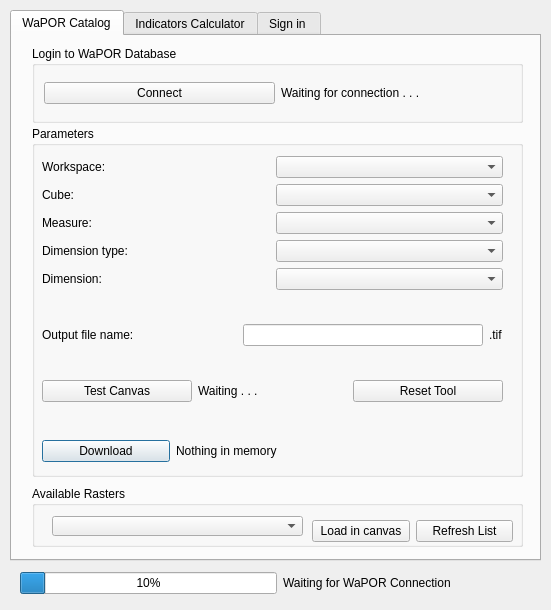
Old version of the form wap_plugin_dialog_base.ui in the repository WAGIS/wap_plugin.
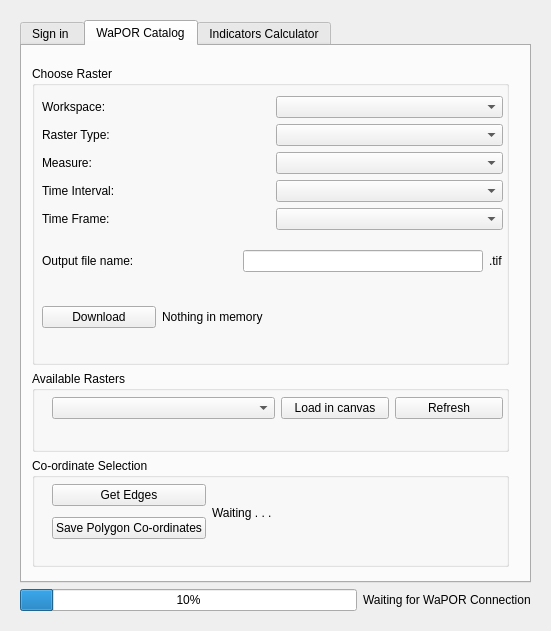
New version of the form. The open tabs and pages were chosen to show the change.

Commit message: Removed login from download window. And organised download window UI

The edit to the form file:
```diff
--- a/wap_plugin_dialog_base.ui
+++ b/wap_plugin_dialog_base.ui
@@ -7,67 +7,174 @@
     <x>0</x>
     <y>0</y>
     <width>551</width>
-    <height>610</height>
+    <height>631</height>
    </rect>
   </property>
   <property name="windowTitle">
    <string>WAPlugin</string>
   </property>
+  <widget class="QWidget" name="">
+   <property name="geometry">
+    <rect>
+     <x>20</x>
+     <y>20</y>
+     <width>511</width>
+     <height>591</height>
+    </rect>
+   </property>
+   <layout class="QVBoxLayout" name="tabWindowsLayout">
+    <item>
   <widget class="QTabWidget" name="tabMaganer">
-   <property name="geometry">
-    <rect>
-     <x>10</x>
-     <y>10</y>
-     <width>531</width>
-     <height>551</height>
-    </rect>
-   </property>
    <property name="currentIndex">
     <number>1</number>
    </property>
+      <widget class="QWidget" name="signinTab">
+       <attribute name="title">
+        <string>Sign in </string>
+       </attribute>
+       <widget class="QWidget" name="verticalLayoutWidget">
+        <property name="geometry">
+         <rect>
+          <x>40</x>
+          <y>70</y>
+          <width>431</width>
+          <height>321</height>
+         </rect>
+        </property>
+        <layout class="QVBoxLayout" name="verticalLayout_4" stretch="6,2,2">
+         <item>
+          <widget class="QGroupBox" name="groupBox_8">
+           <property name="title">
+            <string>Token Autentication</string>
+           </property>
+           <widget class="QWidget" name="verticalLayoutWidget_2">
+            <property name="geometry">
+             <rect>
+              <x>10</x>
+              <y>30</y>
+              <width>411</width>
+              <height>141</height>
+             </rect>
+            </property>
+            <layout class="QVBoxLayout" name="verticalLayout_5">
+             <item>
+              <widget class="QLabel" name="signinDescriptionLabel">
+               <property name="text">
+                <string>&lt;html&gt;&lt;head/&gt;&lt;body&gt;&lt;p&gt;In order to have access to the WaPOR resources you sould provide the API Token associated to your &lt;a href=&quot;https://wapor.apps.fao.org/profile&quot;&gt;&lt;span style=&quot; text-decoration: underline; color:#0000ff;&quot;&gt;account&lt;/span&gt;&lt;/a&gt;. In case you do not have one or do not know how to get the API Token, please refer to the instructions in our &lt;a href=&quot;https://github.com/trngbich/examples_WaPOR_API&quot;&gt;&lt;span style=&quot; text-decoration: underline; color:#0000ff;&quot;&gt;GitHub Repository&lt;/span&gt;&lt;/a&gt;.&lt;/p&gt;&lt;/body&gt;&lt;/html&gt;</string>
+               </property>
+               <property name="alignment">
+                <set>Qt::AlignJustify|Qt::AlignVCenter</set>
+               </property>
+               <property name="wordWrap">
+                <bool>true</bool>
+               </property>
+               <property name="openExternalLinks">
+                <bool>true</bool>
+               </property>
+              </widget>
+             </item>
+             <item>
+              <layout class="QHBoxLayout" name="horizontalLayout_16">
+               <item>
+                <widget class="QPushButton" name="signinButton">
+                 <property name="text">
+                  <string>Sign In</string>
+                 </property>
+                </widget>
+               </item>
+               <item>
+                <widget class="QLineEdit" name="apiTokenTextBox"/>
+               </item>
+              </layout>
+             </item>
+             <item>
+              <widget class="QLabel" name="signinStateLabel">
+               <property name="text">
+                <string>Please sing in to access WaPOR data . . .</string>
+               </property>
+               <property name="alignment">
+                <set>Qt::AlignCenter</set>
+               </property>
+               <property name="wordWrap">
+                <bool>true</bool>
+               </property>
+              </widget>
+             </item>
+            </layout>
+           </widget>
+          </widget>
+         </item>
+         <item>
+          <layout class="QHBoxLayout" name="horizontalLayout_17" stretch="0,1">
+           <item>
+            <widget class="QPushButton" name="saveTokenButton">
+             <property name="text">
+              <string>Save Token</string>
+             </property>
+            </widget>
+           </item>
+           <item>
+            <widget class="QLabel" name="saveTokenLabel">
+             <property name="text">
+              <string>The given token will be saved in the local system. It is recommended to do it in personal computers or trusted devices.</string>
+             </property>
+             <property name="textFormat">
+              <enum>Qt::AutoText</enum>
+             </property>
+             <property name="scaledContents">
+              <bool>false</bool>
+             </property>
+             <property name="alignment">
+              <set>Qt::AlignJustify|Qt::AlignVCenter</set>
+             </property>
+             <property name="wordWrap">
+              <bool>true</bool>
+             </property>
+            </widget>
+           </item>
+          </layout>
+         </item>
+         <item>
+          <layout class="QHBoxLayout" name="horizontalLayout_18" stretch="0,1">
+           <item>
+            <widget class="QPushButton" name="loadTokenButton">
+             <property name="text">
+              <string>Load Token</string>
+             </property>
+            </widget>
+           </item>
+           <item>
+            <widget class="QLabel" name="loadTokenLabel">
+             <property name="text">
+              <string>Will load a Token file if there is one in memory.</string>
+             </property>
+            </widget>
+           </item>
+          </layout>
+         </item>
+        </layout>
+       </widget>
+      </widget>
    <widget class="QWidget" name="downloadTab">
     <attribute name="title">
      <string>WaPOR Catalog</string>
     </attribute>
-    <widget class="QGroupBox" name="groupBox">
-     <property name="geometry">
-      <rect>
-       <x>20</x>
-       <y>90</y>
-       <width>491</width>
-       <height>351</height>
-      </rect>
-     </property>
-     <property name="title">
-      <string>Parameters </string>
-     </property>
-     <widget class="QWidget" name="layoutWidget">
+       <widget class="QWidget" name="layoutWidget_2">
       <property name="geometry">
        <rect>
         <x>10</x>
-        <y>310</y>
-        <width>261</width>
-        <height>30</height>
-       </rect>
-      </property>
-      <layout class="QHBoxLayout" name="horizontalLayout_3">
+          <y>20</y>
+          <width>477</width>
+          <height>501</height>
+         </rect>
+        </property>
+        <layout class="QVBoxLayout" name="allBoxLayput" stretch="11,3,4">
        <item>
-        <widget class="QPushButton" name="downloadButton">
-         <property name="text">
-          <string>Download</string>
-         </property>
-        </widget>
-       </item>
-       <item>
-        <widget class="QLabel" name="downloadLabel">
-         <property name="text">
-          <string>Nothing in memory</string>
-         </property>
-        </widget>
-       </item>
-      </layout>
-     </widget>
-     <widget class="QWidget" name="layoutWidget">
+          <widget class="QGroupBox" name="rasterSelectionBox">
+           <property name="title">
+            <string>Choose Raster</string>
+           </property>
+           <widget class="QWidget" name="layoutWidget_3">
       <property name="geometry">
        <rect>
         <x>10</x>
@@ -96,7 +203,7 @@
          <item>
           <widget class="QLabel" name="cubeLabel">
            <property name="text">
-            <string>Cube:</string>
+                  <string>Raster Type:</string>
            </property>
           </widget>
          </item>
@@ -124,7 +231,7 @@
          <item>
           <widget class="QLabel" name="dimensionLabel">
            <property name="text">
-            <string>Dimension type:</string>
+                  <string>Time Interval:</string>
            </property>
           </widget>
          </item>
@@ -138,7 +245,7 @@
          <item>
           <widget class="QLabel" name="dimensionMemberLabel">
            <property name="text">
-            <string>Dimension:</string>
+                  <string>Time Frame:</string>
            </property>
           </widget>
          </item>
@@ -169,102 +276,48 @@
         </layout>
        </item>
        <item>
-        <layout class="QHBoxLayout" name="horizontalLayout_19">
+              <layout class="QHBoxLayout" name="horizontalLayout_3" stretch="1,3">
          <item>
-          <widget class="QPushButton" name="TestCanvasButton">
+                <widget class="QPushButton" name="downloadButton">
            <property name="text">
-            <string>Test Canvas</string>
+                  <string>Download</string>
            </property>
           </widget>
          </item>
          <item>
-          <widget class="QLabel" name="TestCanvasLabel">
+                <widget class="QLabel" name="downloadLabel">
            <property name="text">
-            <string>Waiting . . .</string>
+                  <string>Nothing in memory</string>
            </property>
           </widget>
          </item>
-         <item>
-          <widget class="QPushButton" name="resetToolButton">
-           <property name="text">
-            <string>Reset Tool</string>
-           </property>
-          </widget>
-         </item>
         </layout>
        </item>
       </layout>
      </widget>
     </widget>
-    <widget class="QGroupBox" name="groupBox_6">
+         </item>
+         <item>
+          <widget class="QGroupBox" name="rasterLoadBox">
+           <property name="title">
+            <string>Available Rasters</string>
+           </property>
+           <widget class="QWidget" name="layoutWidget_5">
      <property name="geometry">
       <rect>
        <x>20</x>
-       <y>10</y>
-       <width>491</width>
-       <height>77</height>
-      </rect>
-     </property>
-     <property name="title">
-      <string>Login to WaPOR Database</string>
-     </property>
+              <y>21</y>
+              <width>451</width>
+              <height>32</height>
+             </rect>
+            </property>
      <layout class="QHBoxLayout" name="horizontalLayout_14">
+             <item>
+              <widget class="QComboBox" name="rasterMemoryComboBox"/>
+             </item>
       <item>
        <layout class="QHBoxLayout" name="horizontalLayout_13">
         <item>
-         <widget class="QPushButton" name="connectButton">
-          <property name="text">
-           <string>Connect</string>
-          </property>
-         </widget>
-        </item>
-        <item>
-         <widget class="QLabel" name="connectLabel">
-          <property name="enabled">
-           <bool>true</bool>
-          </property>
-          <property name="text">
-           <string>Waiting for connection . . . </string>
-          </property>
-         </widget>
-        </item>
-       </layout>
-      </item>
-     </layout>
-    </widget>
-    <widget class="QGroupBox" name="groupBox_7">
-     <property name="geometry">
-      <rect>
-       <x>20</x>
-       <y>450</y>
-       <width>491</width>
-       <height>61</height>
-      </rect>
-     </property>
-     <property name="title">
-      <string>Available Rasters</string>
-     </property>
-     <widget class="QComboBox" name="rasterMemoryComboBox">
-      <property name="geometry">
-       <rect>
-        <x>20</x>
-        <y>30</y>
-        <width>251</width>
-        <height>20</height>
-       </rect>
-      </property>
-     </widget>
-     <widget class="QWidget" name="layoutWidget">
-      <property name="geometry">
-       <rect>
-        <x>280</x>
-        <y>30</y>
-        <width>201</width>
-        <height>30</height>
-       </rect>
-      </property>
-      <layout class="QHBoxLayout" name="horizontalLayout_15">
-       <item>
         <widget class="QPushButton" name="loadRasterButton">
          <property name="text">
           <string>Load in canvas</string>
@@ -274,12 +327,61 @@
        <item>
         <widget class="QPushButton" name="RasterRefreshButton">
          <property name="text">
-          <string>Refresh List</string>
+                  <string>Refresh</string>
          </property>
         </widget>
        </item>
       </layout>
-     </widget>
+             </item>
+            </layout>
+           </widget>
+          </widget>
+         </item>
+         <item>
+          <widget class="QGroupBox" name="coordinateSelectionBox">
+           <property name="title">
+            <string>Co-ordinate Selection</string>
+           </property>
+           <widget class="QWidget" name="layoutWidget_4">
+            <property name="geometry">
+             <rect>
+              <x>20</x>
+              <y>21</y>
+              <width>441</width>
+              <height>67</height>
+             </rect>
+            </property>
+            <layout class="QHBoxLayout" name="horizontalLayout_15" stretch="1,3">
+             <item>
+              <layout class="QVBoxLayout" name="verticalLayout_10">
+               <item>
+                <widget class="QPushButton" name="TestCanvasButton">
+                 <property name="text">
+                  <string>Get Edges</string>
+                 </property>
+                </widget>
+               </item>
+               <item>
+                <widget class="QPushButton" name="resetToolButton">
+                 <property name="text">
+                  <string>Save Polygon Co-ordinates</string>
+                 </property>
+                </widget>
+               </item>
+              </layout>
+             </item>
+             <item>
+              <widget class="QLabel" name="TestCanvasLabel">
+               <property name="text">
+                <string>Waiting . . .</string>
+               </property>
+              </widget>
+             </item>
+            </layout>
+           </widget>
+          </widget>
+         </item>
+        </layout>
     </widget>
    </widget>
    <widget class="QWidget" name="indicTab">
@@ -451,144 +553,10 @@
      </layout>
     </widget>
    </widget>
-   <widget class="QWidget" name="signinTab">
-    <attribute name="title">
-     <string>Sign in </string>
-    </attribute>
-    <widget class="QWidget" name="verticalLayoutWidget">
-     <property name="geometry">
-      <rect>
-       <x>40</x>
-       <y>70</y>
-       <width>431</width>
-       <height>321</height>
-      </rect>
-     </property>
-     <layout class="QVBoxLayout" name="verticalLayout_4" stretch="6,2,2">
-      <item>
-       <widget class="QGroupBox" name="groupBox_8">
-        <property name="title">
-         <string>Token Autentication</string>
-        </property>
-        <widget class="QWidget" name="verticalLayoutWidget_2">
-         <property name="geometry">
-          <rect>
-           <x>10</x>
-           <y>30</y>
-           <width>411</width>
-           <height>141</height>
-          </rect>
-         </property>
-         <layout class="QVBoxLayout" name="verticalLayout_5">
-          <item>
-           <widget class="QLabel" name="signinDescriptionLabel">
-            <property name="text">
-             <string>&lt;html&gt;&lt;head/&gt;&lt;body&gt;&lt;p&gt;In order to have access to the WaPOR resources you sould provide the API Token associated to your &lt;a href=&quot;https://wapor.apps.fao.org/profile&quot;&gt;&lt;span style=&quot; text-decoration: underline; color:#0000ff;&quot;&gt;account&lt;/span&gt;&lt;/a&gt;. In case you do not have one or do not know how to get the API Token, please refer to the instructions in our &lt;a href=&quot;https://github.com/trngbich/examples_WaPOR_API&quot;&gt;&lt;span style=&quot; text-decoration: underline; color:#0000ff;&quot;&gt;GitHub Repository&lt;/span&gt;&lt;/a&gt;.&lt;/p&gt;&lt;/body&gt;&lt;/html&gt;</string>
-            </property>
-            <property name="alignment">
-             <set>Qt::AlignJustify|Qt::AlignVCenter</set>
-            </property>
-            <property name="wordWrap">
-             <bool>true</bool>
-            </property>
-            <property name="openExternalLinks">
-             <bool>true</bool>
-            </property>
            </widget>
           </item>
           <item>
-           <layout class="QHBoxLayout" name="horizontalLayout_16">
-            <item>
-             <widget class="QPushButton" name="signinButton">
-              <property name="text">
-               <string>Sign In</string>
-              </property>
-             </widget>
-            </item>
-            <item>
-             <widget class="QLineEdit" name="apiTokenTextBox"/>
-            </item>
-           </layout>
-          </item>
-          <item>
-           <widget class="QLabel" name="signinStateLabel">
-            <property name="text">
-             <string>Please sing in to access WaPOR data . . .</string>
-            </property>
-            <property name="alignment">
-             <set>Qt::AlignCenter</set>
-            </property>
-            <property name="wordWrap">
-             <bool>true</bool>
-            </property>
-           </widget>
-          </item>
-         </layout>
-        </widget>
-       </widget>
-      </item>
-      <item>
-       <layout class="QHBoxLayout" name="horizontalLayout_17" stretch="0,1">
-        <item>
-         <widget class="QPushButton" name="saveTokenButton">
-          <property name="text">
-           <string>Save Token</string>
-          </property>
-         </widget>
-        </item>
-        <item>
-         <widget class="QLabel" name="saveTokenLabel">
-          <property name="text">
-           <string>The given token will be saved in the local system. It is recommended to do it in personal computers or trusted devices.</string>
-          </property>
-          <property name="textFormat">
-           <enum>Qt::AutoText</enum>
-          </property>
-          <property name="scaledContents">
-           <bool>false</bool>
-          </property>
-          <property name="alignment">
-           <set>Qt::AlignJustify|Qt::AlignVCenter</set>
-          </property>
-          <property name="wordWrap">
-           <bool>true</bool>
-          </property>
-         </widget>
-        </item>
-       </layout>
-      </item>
-      <item>
-       <layout class="QHBoxLayout" name="horizontalLayout_18" stretch="0,1">
-        <item>
-         <widget class="QPushButton" name="loadTokenButton">
-          <property name="text">
-           <string>Load Token</string>
-          </property>
-         </widget>
-        </item>
-        <item>
-         <widget class="QLabel" name="loadTokenLabel">
-          <property name="text">
-           <string>Will load a Token file if there is one in memory.</string>
-          </property>
-         </widget>
-        </item>
-       </layout>
-      </item>
-     </layout>
-    </widget>
-   </widget>
-  </widget>
-  <widget class="QWidget" name="layoutWidget">
-   <property name="geometry">
-    <rect>
-     <x>20</x>
-     <y>570</y>
-     <width>431</width>
-     <height>26</height>
-    </rect>
-   </property>
-   <layout class="QHBoxLayout" name="horizontalLayout_12">
+     <layout class="QHBoxLayout" name="progressBarLayout">
     <item>
      <widget class="QProgressBar" name="progressBar">
       <property name="value">
@@ -604,17 +572,8 @@
      </widget>
     </item>
    </layout>
-  </widget>
-  <widget class="QWidget" name="layoutWidget">
-   <property name="geometry">
-    <rect>
-     <x>0</x>
-     <y>0</y>
-     <width>2</width>
-     <height>2</height>
-    </rect>
-   </property>
-   <layout class="QVBoxLayout" name="verticalLayout_7"/>
+    </item>
+   </layout>
   </widget>
  </widget>
  <resources/>
```
Lines whose indentation alone changed are shown as unchanged. The commit also changes 1 other file.
